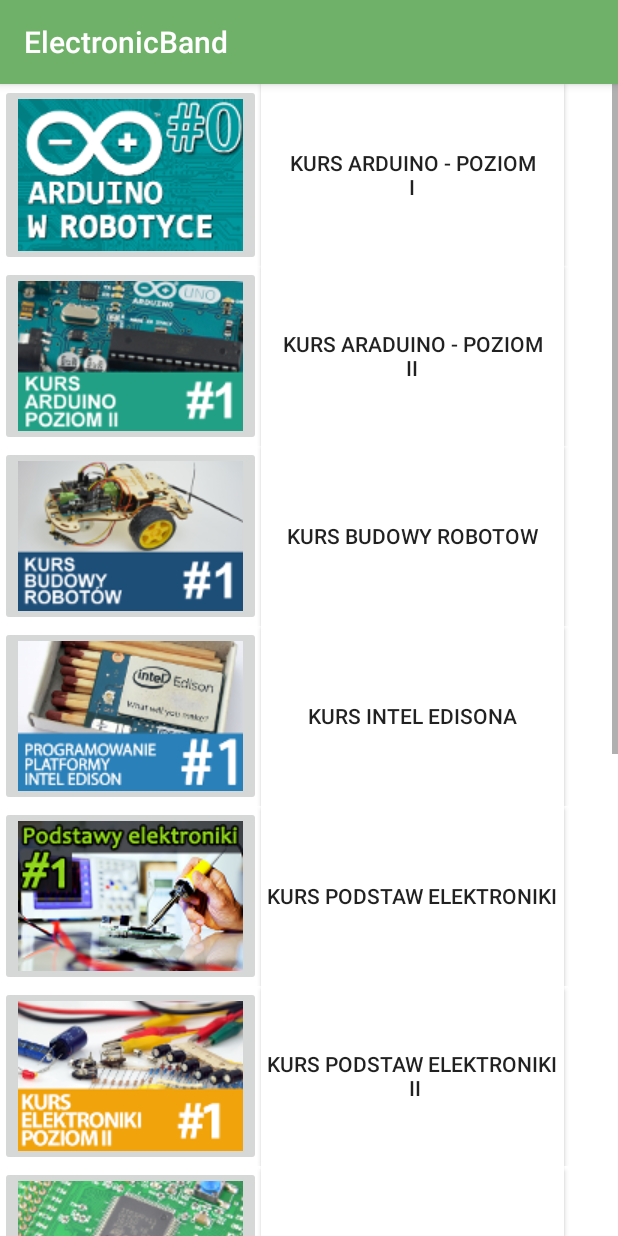
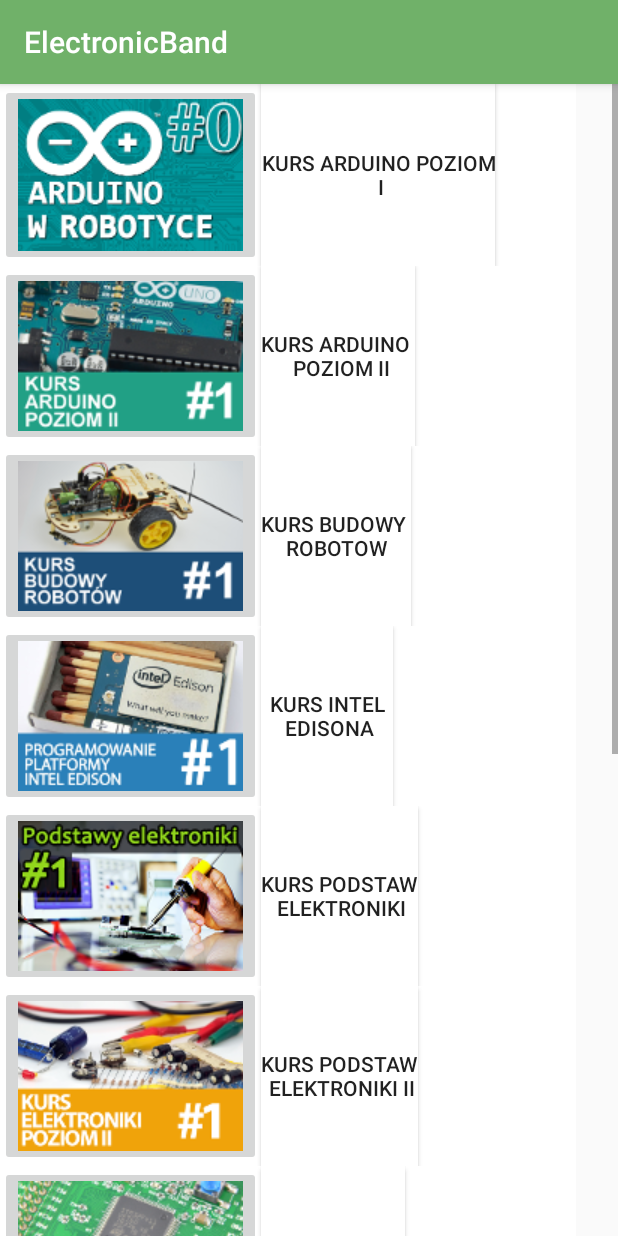
Before and after one commit to suchecki300/ElectronicBand, an Android app: the Courses screen opened directly, with no data from a screen before it, on a phone screen of 412 x 824 dp. Run offline under Robolectric (Android 15) with nearby library versions, the phone set to English and light mode, and no system bars.

Commit message:
Courses edited

```diff
--- a/app/src/main/res/layout/activity_courses.xml
+++ b/app/src/main/res/layout/activity_courses.xml
@@ -7,12 +7,12 @@
     tools:context="pl.wat.wel.projekt.pumo.electronicband.Courses">
 
     <TableLayout
-        android:layout_width="match_parent"
+        android:layout_width="wrap_content"
         android:layout_height="match_parent">
 
         <TableRow
             android:background="#FFFFFF"
-            android:layout_width="match_parent"
+            android:layout_width="wrap_content"
             android:layout_height="match_parent" >
 
             <ImageButton
@@ -24,10 +24,10 @@
 
             <Button
                 android:id="@+id/button14"
+                style="@style/button_course"
                 android:background="#FFFFFF"
-                style="@style/button_course"
-                android:text="Kurs arduino - Poziom&#10;I"
-                android:onClick="ard1OnClick2"/>
+                android:onClick="ard1OnClick2"
+                android:text="Kurs arduino Poziom&#10; I" />
         </TableRow>
 
         <TableRow
@@ -46,7 +46,7 @@
                 android:id="@+id/button15"
                 style="@style/button_course"
                 android:onClick="ard2OnClick2"
-                android:text="Kurs araduino - poziom&#10;II" />
+                android:text="Kurs arduino &#10; poziom II" />
 
         </TableRow>
 
@@ -65,27 +65,27 @@
             <Button
                 android:id="@+id/button16"
                 style="@style/button_course"
-                android:text="Kurs budowy robotow"
+                android:text="Kurs budowy &#10;robotow"
                 android:onClick="robOnClick2"/>
         </TableRow>
 
         <TableRow
-            android:background="#FFFFFF"
             android:layout_width="match_parent"
-            android:layout_height="match_parent" >
+            android:layout_height="match_parent"
+            android:background="#FFFFFF">
 
             <ImageButton
                 android:id="@+id/imageButton13"
                 android:layout_width="wrap_content"
                 android:layout_height="wrap_content"
-                app:srcCompat="@drawable/kursedisona_1"
-                android:onClick="ediOnClick"/>
+                android:onClick="ediOnClick"
+                app:srcCompat="@drawable/kursedisona_1" />
 
             <Button
                 android:id="@+id/button22"
                 style="@style/button_course"
-                android:text="Kurs Intel Edisona"
-                android:onClick="ediOnClick2"/>
+                android:onClick="ediOnClick2"
+                android:text="Kurs Intel&#10; Edisona" />
         </TableRow>
 
         <TableRow
@@ -103,7 +103,7 @@
             <Button
                 android:id="@+id/button21"
                 style="@style/button_course"
-                android:text="Kurs podstaw elektroniki"
+                android:text="Kurs podstaw&#10; elektroniki"
                 android:onClick="elek1OnClick2"/>
         </TableRow>
 
@@ -123,7 +123,7 @@
             <Button
                 android:id="@+id/button20"
                 style="@style/button_course"
-                android:text="Kurs podstaw elektroniki&#10; II"
+                android:text="Kurs podstaw&#10; elektroniki II"
                 android:onClick="elek2OnClick2"/>
         </TableRow>
 
@@ -142,7 +142,7 @@
             <Button
                 android:id="@+id/button19"
                 style="@style/button_course"
-                android:text="Kurs stm32 f4 cube i hal"
+                android:text="Kurs stm32&#10; f4 cube i hal"
                 android:onClick="stmf4OnClick2"/>
         </TableRow>
 
@@ -202,23 +202,24 @@
                 android:onClick="eagOnClick2"/>
 
         </TableRow>
+
         <TableRow
-            android:background="#FFFFFF"
             android:layout_width="match_parent"
-            android:layout_height="match_parent" >
+            android:layout_height="match_parent"
+            android:background="#FFFFFF">
 
             <ImageButton
                 android:id="@+id/imageButton20"
                 android:layout_width="wrap_content"
                 android:layout_height="wrap_content"
-                app:srcCompat="@drawable/kurstc_miniaturka_1"
-                android:onClick="cyfrOnClick"/>
+                android:onClick="cyfrOnClick"
+                app:srcCompat="@drawable/kurstc_miniaturka_1" />
 
             <Button
                 android:id="@+id/button25"
                 style="@style/button_course"
-                android:text="Kurs techniki cyfrowej"
-                android:onClick="cyfrOnClick2"/>
+                android:onClick="cyfrOnClick2"
+                android:text="Kurs techniki&#10; cyfrowej" />
 
         </TableRow>
     </TableLayout>
--- a/app/src/main/res/layout/activity_main.xml
+++ b/app/src/main/res/layout/activity_main.xml
@@ -42,7 +42,7 @@
             android:id="@+id/button4"
             android:layout_width="match_parent"
             android:layout_height="wrap_content"
-            android:text="@string/courses"
+            android:text="kursy"
             android:drawableStart="@mipmap/ic_launcher"
             android:textAlignment="textStart"
             android:background="@drawable/button_main_activity"
--- a/app/src/main/res/values/styles.xml
+++ b/app/src/main/res/values/styles.xml
@@ -39,12 +39,12 @@
     </style>
 
     <style name="button_course" >
-        <item name="android:layout_width" >match_parent</item>
+        <item name="android:layout_width" >210dp</item>
         <item name="android:layout_height" >match_parent</item>
-        <item name="android:layout_margin" >0dp</item>
+        <item name="android:layout_marginLeft" >0dp</item>
         <item name="android:gravity" >center</item>
-        <item name="android:layout_gravity"></item>
-        <item name="android:padding" >4dp</item>
+        <item name="android:layout_gravity">left</item>
+        <item name="android:padding" >0dp</item>
         <item name="android:background">#FFFFFF</item>
 
     </style>
```
Also changed, not shown: 1 other file.
